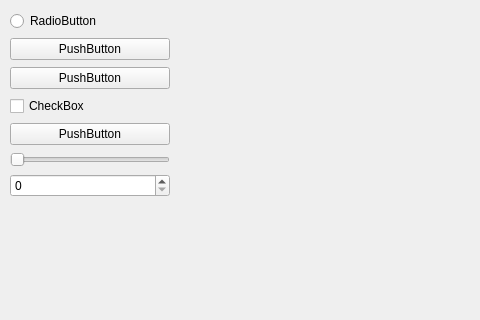
The window that src/mainwindow.ui (ClutchMax/Phy_visualizer) describes before a commit, drawn with Qt 5; both pictures show x 0 to 480 and y 0 to 320 of the 1126 by 752 pixel window.
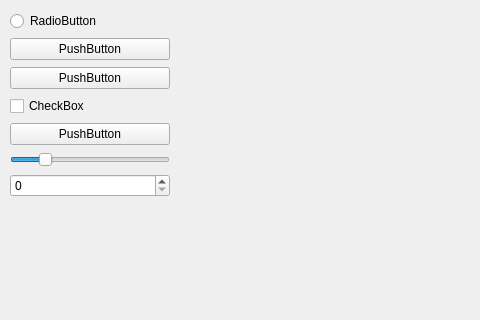
The same window after the commit. Custom widgets are drawn as their Qt base class.

Commit message:
Refactored code with design patterns:
- Template, to impement an interface which allows for an easy swap between different animations
- Strategy, to implement thoose different implementations independently

Added first link with GUI and code : slider to change the sine amplitude

What changed in the file:
```diff
--- a/src/mainwindow.ui
+++ b/src/mainwindow.ui
@@ -87,7 +87,16 @@
           </widget>
          </item>
          <item>
-          <widget class="QSlider" name="horizontalSlider">
+          <widget class="QSlider" name="amplSlider">
+           <property name="minimum">
+            <number>5</number>
+           </property>
+           <property name="maximum">
+            <number>500</number>
+           </property>
+           <property name="value">
+            <number>100</number>
+           </property>
            <property name="orientation">
             <enum>Qt::Horizontal</enum>
            </property>
```
The commit also changes 7 other files.
